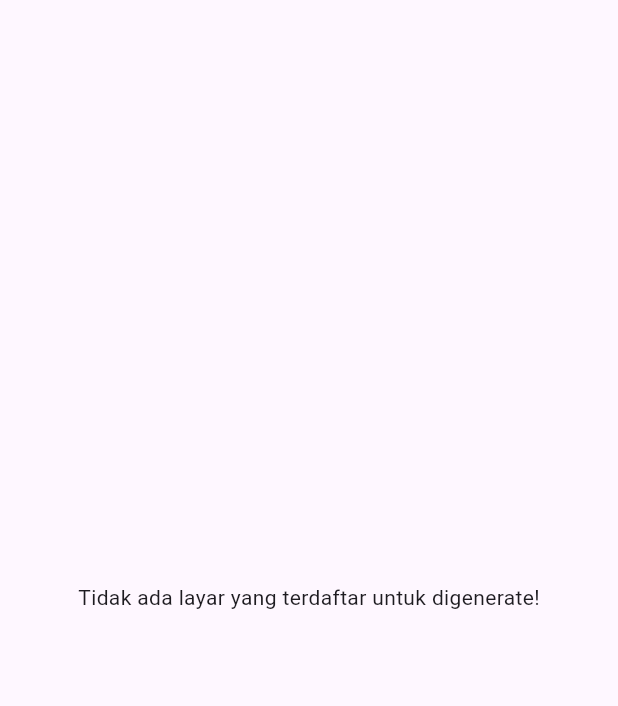
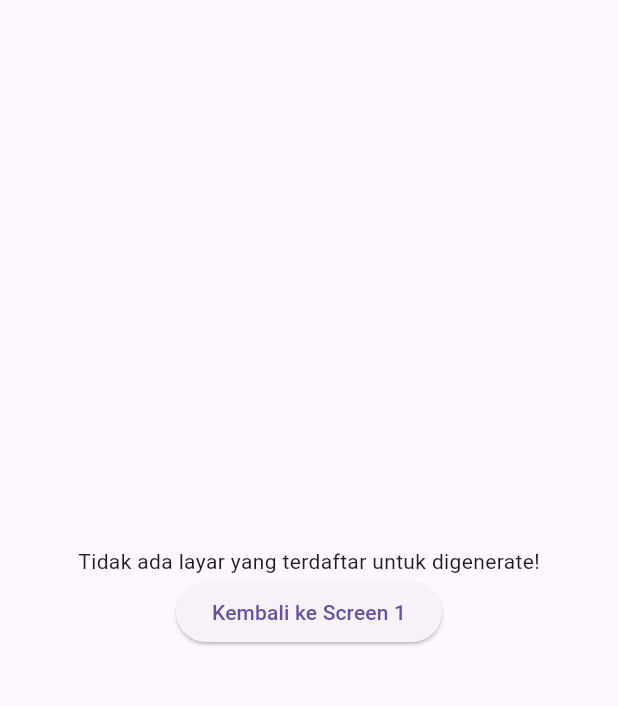
Before and after one commit to Gibekkk/Vispro-Session-5, a Flutter app: the DynamicScreen screen opened by its route, on a phone screen of 412 x 824 dp, the part 63-769 px from its top. Run offline on Flutter 3.47's test engine with Material 3 defaults, Android fonts, the light colour scheme and no system bars.

Commit message:
minor changes on navigation

```diff
--- a/dynamic_pages_routing/lib/screens/dynamic_screen.dart
+++ b/dynamic_pages_routing/lib/screens/dynamic_screen.dart
@@ -1,50 +1,73 @@
-import 'package:flutter/material.dart'; // Mengimpor library Flutter untuk menggunakan widget material
+import 'package:flutter/material.dart';
 
 class DynamicScreen extends StatelessWidget {
   @override
   Widget build(BuildContext context) {
-    // Mengambil jumlah layar yang dikirimkan dari layar sebelumnya
-    final int? totalScreens = ModalRoute.of(context)?.settings.arguments as int?;
+    final int? totalScreens =
+        ModalRoute.of(context)?.settings.arguments as int?;
 
-    // Jika jumlah layar tidak valid atau kurang dari 1, tampilkan error
     if (totalScreens == null || totalScreens <= 0) {
       return Scaffold(
-        appBar: AppBar(title: Text('Error')), // Judul app bar error
+        appBar: AppBar(title: Text('Error')),
         body: Center(
-          child: Text('Tidak ada layar yang terdaftar untuk digenerate!'), // Pesan error
+          child: Column(
+              mainAxisAlignment:
+                  MainAxisAlignment.center, // Menyusun widget secara vertikal
+              children: [
+                Text('Tidak ada layar yang terdaftar untuk digenerate!'),
+                ElevatedButton(
+                  onPressed: () {
+                    // Mengarahkan pengguna kembali ke Screen 1 dan menghapus semua layar sebelumnya
+                    Navigator.pushNamedAndRemoveUntil(
+                      context,
+                      '/screen1', // Nama route yang menuju ke Screen 1
+                      (route) =>
+                          false, // Menghapus semua route sebelumnya dari stack
+                    );
+                  },
+                  child: Text('Kembali ke Screen 1'), // Teks tombol
+                ),
+              ]),
         ),
       );
     }
 
-    // Jika jumlah layar valid, tampilkan dynamic screen dengan daftar layar
-    return Scaffold(
+    return WillPopScope(
+      onWillPop: () async {
+        // Mengizinkan tombol back device untuk mempop satu layar
+        return true;
+      },
+      child: Scaffold(
         appBar: AppBar(
-        title: Text('Dynamic Screen'), // Judul app bar
+          title: Text('Dynamic Screen'),
+          leading: IconButton(
+            icon: Icon(Icons.arrow_back),
+            onPressed: () {
+              // Back button di AppBar langsung kembali ke Screen 1
+              Navigator.pushNamedAndRemoveUntil(
+                context,
+                '/screen1',
+                (route) => false,
+              );
+            },
+          ),
         ),
         body: ListView.builder(
-        itemCount: totalScreens, // Menentukan jumlah item berdasarkan totalScreens
+          itemCount: totalScreens,
           itemBuilder: (context, index) {
-          final screenNumber = index + 1; // Menentukan nomor layar
+            final screenNumber = index + 1;
             return ListTile(
-            title: Text('Layar $screenNumber'), // Menampilkan teks "Layar X"
+              title: Text('Layar $screenNumber'),
               onTap: () {
-              // Navigasi ke generated screen ketika item ditekan
                 Navigator.pushNamed(
                   context,
-                '/generated_screen', // Arahkan ke generated_screen
-                arguments: screenNumber, // Kirim nomor layar sebagai argument
+                  '/generated_screen',
+                  arguments: screenNumber,
                 );
               },
             );
           },
         ),
-      // Floating Action Button untuk kembali ke Screen 1
-      floatingActionButton: FloatingActionButton.extended(
-        onPressed: () {
-          Navigator.pop(context); // Balik ke Screen 1
-        },
-        label: Text('Kembali ke Screen 1'), // Teks label pada tombol
-        icon: Icon(Icons.arrow_back), // Ikon panah untuk tombol kembali
       ),
     );
   }
```
Also changed, not shown: dynamic_pages_routing/lib/screens/generated_screen.dart (+45 -13 lines). Lines whose indentation alone changed are shown as unchanged.
